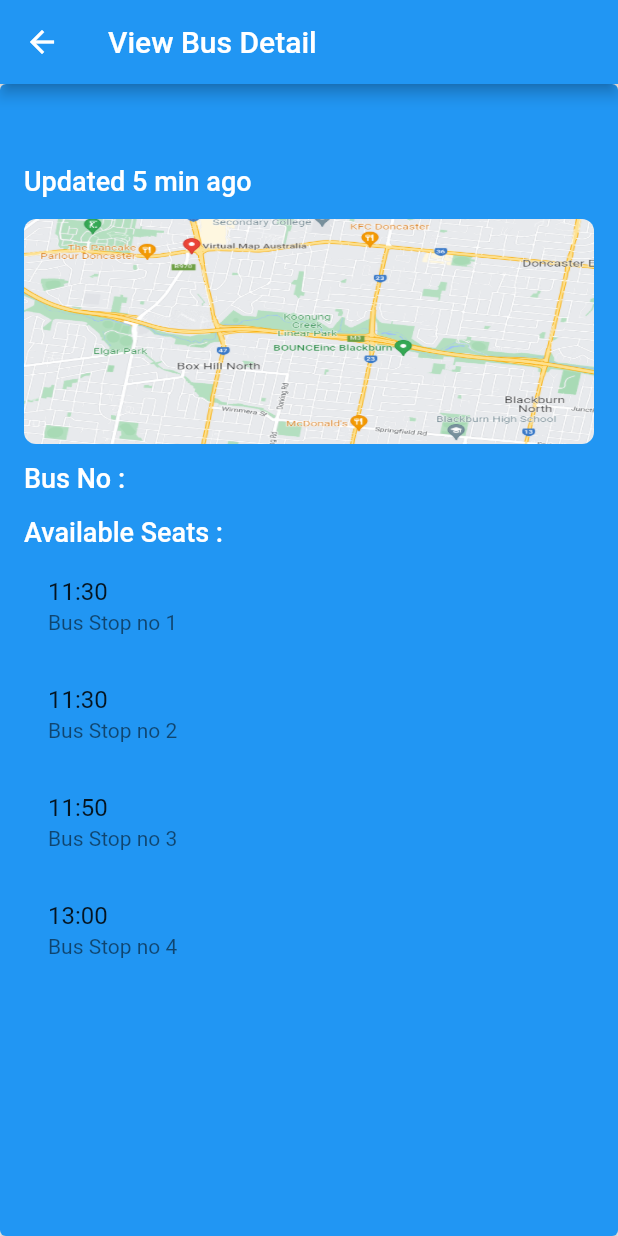
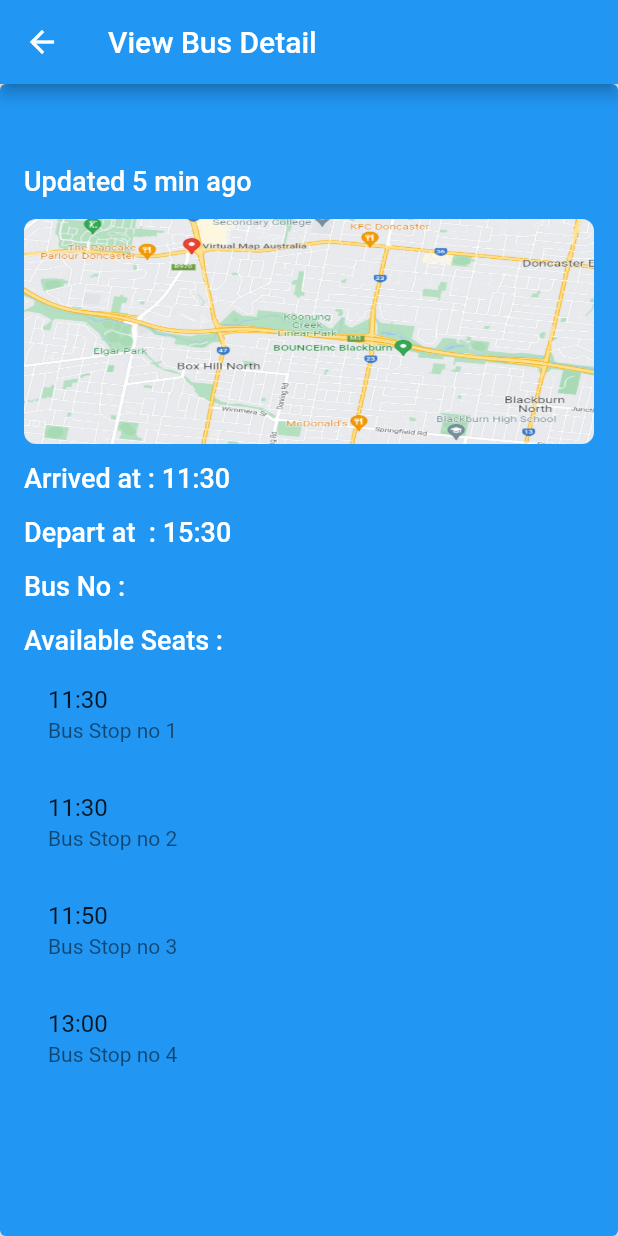
Before and after one commit to yashtejani/TDP5, a Flutter app: the ViewBusDetail screen opened directly, on a phone screen of 412 x 824 dp. Run offline on Flutter 3.47's test engine with Material 2 defaults, Android fonts, the phone set to English and light mode, and no system bars; our stand-ins replace fluttertoast, sizer; network calls fail.

Commit message:
Arrive and departure field added in view bus detail

```diff
--- a/lib/screens/viewBusDetail.dart
+++ b/lib/screens/viewBusDetail.dart
@@ -1,6 +1,7 @@
 import 'package:flutter/material.dart';
 import 'package:project/mock/mockBusDetailList.dart';
 import 'dart:developer';
+import '../core/res/color.dart';
 
 import '../model/bus_detail_list_item.dart';
 import '../services/bus_service.dart';
@@ -14,6 +15,8 @@ class ViewBusDetail extends StatefulWidget {
 
 class _ViewBusDetailState extends State<ViewBusDetail> {
   final List<BustDetailListItem> busList = MockBusDetailList.FetchAny();
+  String arriveTime = "Arrived at : 11:30  ";
+  String departTime = "Depart at  : 15:30 ";
   String busId = "Bus No : ";
   var capacity;
   var occupied;
@@ -65,8 +68,30 @@ class _ViewBusDetailState extends State<ViewBusDetail> {
                 child: Image.asset('assets/images/map.png',
                     width: 300, height: 150, fit: BoxFit.fill),
               ),
-              Text(busId, style: const TextStyle(height: 2, fontSize: 18)),
-              Text(seats, style: const TextStyle(height: 2, fontSize: 18)),
+              Text(arriveTime,
+                  style: const TextStyle(
+                    height: 2,
+                    fontSize: 18,
+                    color: Colors.white,
+                  )),
+              Text(departTime,
+                  style: const TextStyle(
+                    height: 2,
+                    fontSize: 18,
+                    color: Colors.white,
+                  )),
+              Text(busId,
+                  style: const TextStyle(
+                    height: 2,
+                    fontSize: 18,
+                    color: Colors.white,
+                  )),
+              Text(seats,
+                  style: const TextStyle(
+                    height: 2,
+                    fontSize: 18,
+                    color: Colors.white,
+                  )),
               Expanded(
                   child: ListView.builder(
                       itemCount: busList.length,
```
Also changed, not shown: 3 other files.
